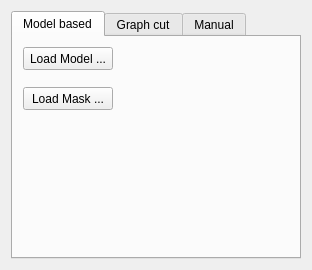
First picture: the form in Applications/Viewer/OrganSegmentationModule/OrganSegmentationWidget.ui, repository JanKolomaznik/MedV4D, before the edit.
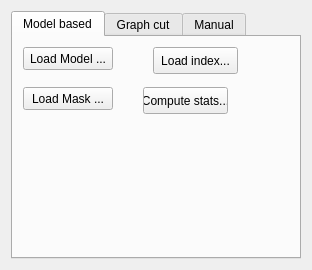
Second picture: the form after the edit.

Patch:
```diff
--- a/Applications/Viewer/OrganSegmentationModule/OrganSegmentationWidget.ui
+++ b/Applications/Viewer/OrganSegmentationModule/OrganSegmentationWidget.ui
@@ -55,6 +55,32 @@
         <string>Load Mask ...</string>
        </property>
       </widget>
+      <widget class="QPushButton" name="pushButton_5">
+       <property name="geometry">
+        <rect>
+         <x>140</x>
+         <y>10</y>
+         <width>85</width>
+         <height>27</height>
+        </rect>
+       </property>
+       <property name="text">
+        <string>Load index...</string>
+       </property>
+      </widget>
+      <widget class="QPushButton" name="pushButton_6">
+       <property name="geometry">
+        <rect>
+         <x>130</x>
+         <y>50</y>
+         <width>85</width>
+         <height>27</height>
+        </rect>
+       </property>
+       <property name="text">
+        <string>Compute stats...</string>
+       </property>
+      </widget>
      </widget>
      <widget class="QWidget" name="tab_2">
       <attribute name="title">
```
Left out of the diff: 54 changed lines with no effect on the pictures.
